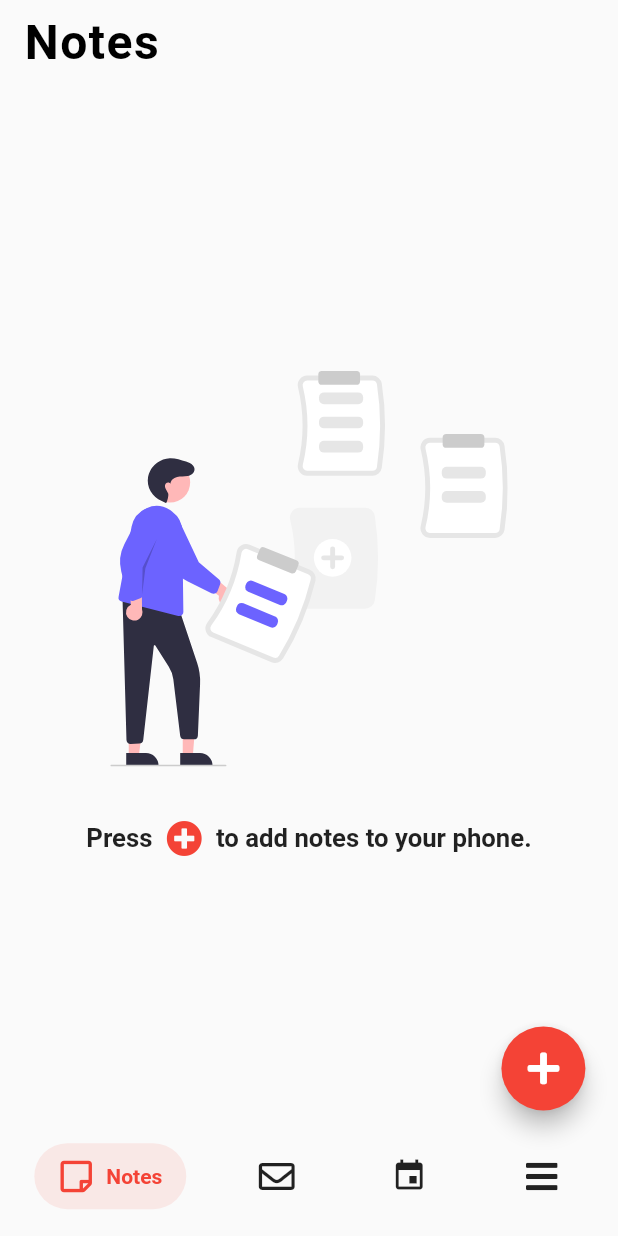
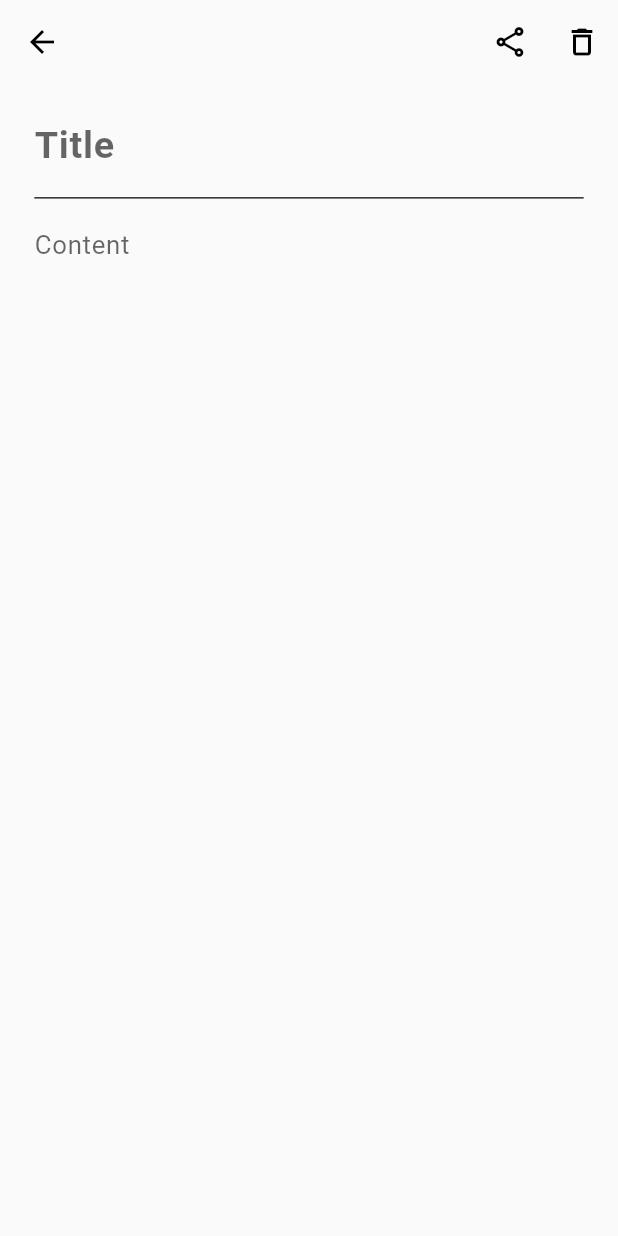
Before and after one commit to CuboidsClub/connect-app, a Flutter app: the HomePage screen opened directly, after a tap on an icon or button, on a phone screen of 412 x 824 dp. Run offline on Flutter 3.47's test engine with Material 2 defaults, Android fonts, the phone set to English and light mode, and no system bars; drawn by our look-alikes of salomon_bottom_bar; our stand-ins replace flutter_screenutil, flutter_svg, font_awesome_flutter, hive, hive_flutter, introduction_screen; accounts and stored records are empty.

Commit message:
initial build for notes.

```diff
--- a/lib/home/views/home.dart
+++ b/lib/home/views/home.dart
@@ -27,6 +27,7 @@ class _HomePageState extends State<HomePage> {
       bottomNavigationBar: SalomonBottomBar(
         margin: EdgeInsets.only(
           bottom: 15.h,
+          top: 15.h,
           left: 20.w,
           right: 20.w,
         ),
--- /dev/null
+++ b/lib/models/notes.dart
@@ -0,0 +1,40 @@
+import 'package:hive/hive.dart';
+
+part 'notes.g.dart';
+
+@HiveType(typeId: 0)
+class Notes {
+  @HiveField(0)
+  String? id;
+  @HiveField(1)
+  String? title;
+  @HiveField(2)
+  String? content;
+  @HiveField(3)
+  String? createdDate;
+  @HiveField(4)
+  String? lastEditedDate;
+  Notes({
+    this.id,
+    this.title,
+    this.content,
+    this.createdDate,
+    this.lastEditedDate,
+  });
+
+  Notes copyWith({
+    String? id,
+    String? title,
+    String? content,
+    String? createdDate,
+    String? lastEditedDate,
+  }) {
+    return Notes(
+      id: id ?? this.id,
+      title: title ?? this.title,
+      content: content ?? this.content,
+      createdDate: createdDate ?? this.createdDate,
+      lastEditedDate: lastEditedDate ?? this.lastEditedDate,
+    );
+  }
+}
--- /dev/null
+++ b/lib/notes/viewModel/addnotes_viewModel.dart
@@ -0,0 +1,51 @@
+import 'package:biher_noticeboard/models/notes.dart';
+import 'package:flutter/cupertino.dart';
+import 'package:flutter/material.dart';
+import 'package:hive/hive.dart';
+
+class AddNotesViewModel extends ChangeNotifier {
+  AddNotesViewModel(Notes? notes, this.index)
+      : this.notes = notes ??
+            Notes(
+              id: DateTime.now().toLocal().microsecondsSinceEpoch.toString(),
+              title: '',
+              content: '',
+              createdDate: DateTime.now().toLocal().toString(),
+              lastEditedDate: DateTime.now().toLocal().toString(),
+            ),
+        super();
+  Notes notes;
+  int? index;
+  Box box = Hive.box('notes');
+
+  void deleteNotes() {}
+
+  Future<void> titleChanged(String title) async {
+    notes = notes.copyWith(
+      title: title,
+      lastEditedDate: DateTime.now().toLocal().toString(),
+    );
+    if (notes.title != '') {
+      await updateBox();
+    }
+  }
+
+  Future<void> updateBox() async {
+    if (index == null) {
+      index = await box.add(notes);
+    } else {
+      await box.putAt(index!, notes);
+    }
+    notifyListeners();
+  }
+
+  Future<void> contentChanged(String content) async {
+    notes = notes.copyWith(
+      content: content,
+      lastEditedDate: DateTime.now().toLocal().toString(),
+    );
+    if (notes.title != '') {
+      await updateBox();
+    }
+  }
+}
--- /dev/null
+++ b/lib/notes/views/addnotes.dart
@@ -0,0 +1,98 @@
+import 'package:biher_noticeboard/models/notes.dart';
+import 'package:biher_noticeboard/notes/viewModel/addnotes_viewModel.dart';
+import 'package:flutter/material.dart';
+import 'package:flutter_screenutil/flutter_screenutil.dart';
+import 'package:provider/provider.dart';
+
+class AddNotes extends StatelessWidget {
+  final Notes? notes;
+  final int? index;
+  const AddNotes({this.notes, this.index});
+  @override
+  Widget build(BuildContext context) {
+    return ChangeNotifierProvider(
+      create: (_) => AddNotesViewModel(notes, index),
+      builder: (context, child) => child!,
+      child: Scaffold(
+        appBar: AppBar(
+          actions: [
+            IconButton(
+              icon: Icon(Icons.share_outlined),
+              onPressed: () {},
+            ),
+            IconButton(
+              icon: Icon(Icons.delete_outline),
+              onPressed: () {},
+            ),
+          ],
+        ),
+        body: ListView(
+          padding: EdgeInsets.only(top: 12.h, left: 20.w, right: 20.w),
+          children: [
+            AddNotesTitle(),
+            AddNotesContent(),
+          ],
+        ),
+      ),
+    );
+  }
+}
+
+class AddNotesTitle extends StatelessWidget {
+  @override
+  Widget build(BuildContext context) {
+    return Column(
+      children: [
+        TextField(
+          minLines: 1,
+          maxLines: 2,
+          onChanged: (String title) =>
+              context.read<AddNotesViewModel>().titleChanged(title),
+          style: TextStyle(
+            fontSize: 22.sp,
+            letterSpacing: 0.5,
+            fontWeight: FontWeight.w600,
+          ),
+          decoration: InputDecoration(
+            border: InputBorder.none,
+            hintText: 'Title',
+            hintStyle: TextStyle(
+              fontSize: 22.sp,
+              letterSpacing: 0.5,
+            ),
+          ),
+        ),
+        Container(
+          margin: EdgeInsets.only(top: 6.h, bottom: 6.h),
+          width: 1.sw,
+          height: 0.0010.sh,
+          color: Colors.black,
+        ),
+      ],
+    );
+  }
+}
+
+class AddNotesContent extends StatelessWidget {
+  @override
+  Widget build(BuildContext context) {
+    return TextField(
+      maxLines: 100,
+      minLines: 1,
+      onChanged: (String content) =>
+          context.read<AddNotesViewModel>().contentChanged(content),
+      style: TextStyle(
+        fontSize: 15.sp,
+        letterSpacing: 0.5,
+      ),
+      decoration: InputDecoration(
+        border: InputBorder.none,
+        hintText: 'Content',
+        hintStyle: TextStyle(
+          fontSize: 15.sp,
+          letterSpacing: 0.5,
+        ),
+      ),
+    );
+  }
+}
--- a/lib/theme.dart
+++ b/lib/theme.dart
@@ -2,6 +2,7 @@ import 'package:flutter/material.dart';
 import 'package:flutter_screenutil/flutter_screenutil.dart';
 
 ThemeData lightTheme = ThemeData(
+  textSelectionTheme: TextSelectionThemeData(cursorColor: Colors.red),
   appBarTheme: AppBarTheme(
     color: Colors.transparent,
     elevation: 0,
--- a/lib/utils/constants.dart
+++ b/lib/utils/constants.dart
@@ -1,2 +1,3 @@
-const String into = '/';
+const String into = '/into';
 const String home = '/home';
+const String addNotes = '/addNotes';
--- a/lib/utils/routes.dart
+++ b/lib/utils/routes.dart
@@ -1,5 +1,6 @@
 import 'package:biher_noticeboard/home/views/home.dart';
 import 'package:biher_noticeboard/into/into.dart';
+import 'package:biher_noticeboard/notes/views/addnotes.dart';
 import 'package:biher_noticeboard/utils/constants.dart';
 import 'package:flutter/material.dart';
 import 'package:flutter/widgets.dart';
@@ -9,6 +10,10 @@ Route<dynamic> onGenerateRoute(RouteSettings settings) {
     case into:
       return MaterialPageRoute(
         builder: (_) => IntoScreenPage(),
+      );
+    case addNotes:
+      return MaterialPageRoute(
+        builder: (_) => AddNotes(),
       );
     case home:
       return MaterialPageRoute(
--- a/pubspec.yaml
+++ b/pubspec.yaml
@@ -22,6 +22,8 @@ dependencies:
 dev_dependencies:
   flutter_test:
     sdk: flutter
+  hive_generator: ^1.0.0
+  build_runner:
 
 flutter:
   uses-material-design: true
```
Also changed, not shown: lib/into/into.dart (+10 -3 lines), lib/main.dart (+37 -8 lines), lib/notes/views/notes.dart (+37 -2 lines), lib/models/notes.g.dart (added), pubspec.lock.
